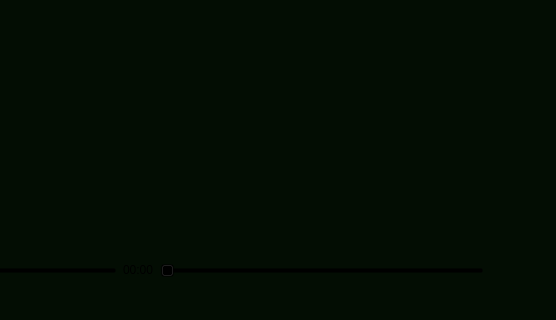
gidzzz/openmediaplayer, file videonowplayingwindow.ui: the form before one commit; both pictures show x 244 to 800 and y 160 to 480 of the 800 by 480 pixel window.
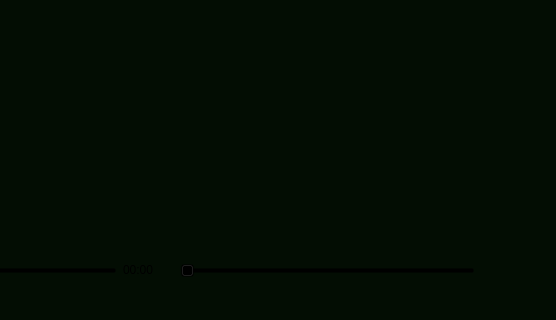
The form after the commit. Icons and pictures are not drawn.

Commit message:
All volume sliders have a margin.
Fixed volume slider in RadioNowPlayingWindow.

Playback control sliders react even to short clicks and the changes don't take effect until the slider is released.

Corrected time format in VideoNowPlayingWindow and RadioNowPlayingWindow.

```diff
--- a/videonowplayingwindow.ui
+++ b/videonowplayingwindow.ui
@@ -168,8 +168,8 @@
 background: transparent;</string>
        </property>
        <layout class="QHBoxLayout" name="volumeLayout">
-        <property name="margin">
-         <number>0</number>
+        <property name="leftMargin">
+         <number>20</number>
         </property>
         <item>
          <widget class="QSlider" name="volumeSlider">
```
The commit also changes 7 other files.
